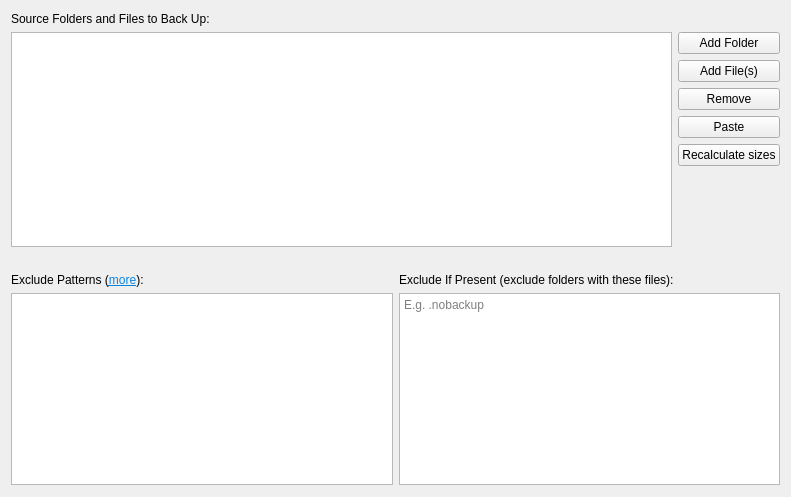
Above: src/vorta/assets/UI/sourcetab.ui from borgbase/vorta before the change. Below: the same form after it.
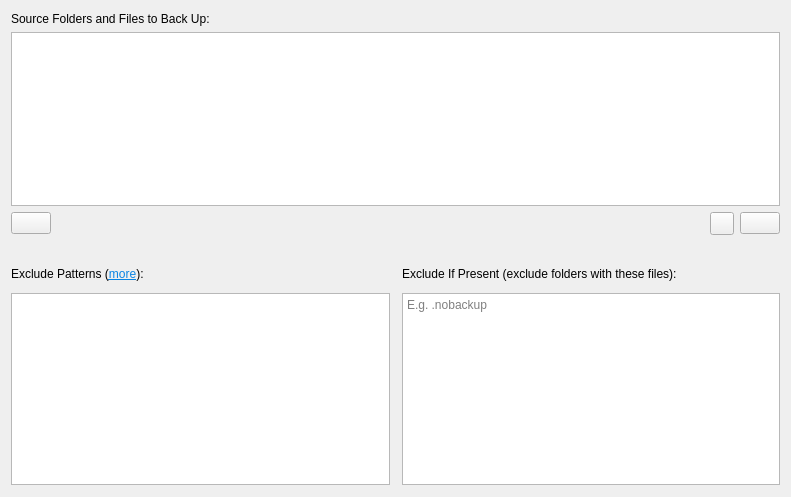
That is the form after the change.

Commit message: Morph buttons in `sourcetab` into toolbuttons with icons.

Patch:
```diff
--- a/src/vorta/assets/UI/sourcetab.ui
+++ b/src/vorta/assets/UI/sourcetab.ui
@@ -14,11 +14,35 @@
    <string>Form</string>
   </property>
   <layout class="QVBoxLayout" name="verticalLayout_2">
+   <property name="spacing">
+    <number>12</number>
+   </property>
    <property name="topMargin">
     <number>12</number>
    </property>
    <property name="bottomMargin">
     <number>12</number>
+   </property>
+   <item>
+    <widget class="QFrame" name="frame">
+     <property name="frameShape">
+      <enum>QFrame::NoFrame</enum>
+     </property>
+     <property name="frameShadow">
+      <enum>QFrame::Raised</enum>
+     </property>
+     <layout class="QVBoxLayout" name="verticalLayout">
+      <property name="leftMargin">
+       <number>0</number>
+      </property>
+      <property name="topMargin">
+       <number>0</number>
+      </property>
+      <property name="rightMargin">
+       <number>0</number>
+      </property>
+      <property name="bottomMargin">
+       <number>0</number>
    </property>
    <item>
     <widget class="QLabel" name="label_6">
@@ -28,8 +52,6 @@
     </widget>
    </item>
    <item>
-    <layout class="QHBoxLayout" name="horizontalLayout" stretch="0,0">
-     <item>
       <widget class="QTableWidget" name="sourceFilesWidget">
        <property name="enabled">
         <bool>true</bool>
@@ -93,61 +115,33 @@
       </widget>
      </item>
      <item>
-      <layout class="QVBoxLayout" name="verticalLayout">
+       <layout class="QHBoxLayout" name="horizontalLayout_2">
        <item>
-        <widget class="QPushButton" name="sourceAddFolder">
-         <property name="text">
-          <string>Add Folder</string>
-         </property>
-        </widget>
+         <widget class="QPushButton" name="updateButton"/>
        </item>
        <item>
-        <widget class="QPushButton" name="sourceAddFile">
-         <property name="text">
-          <string>Add File(s)</string>
-         </property>
-        </widget>
-       </item>
-       <item>
-        <widget class="QPushButton" name="sourceRemove">
-         <property name="text">
-          <string>Remove</string>
-         </property>
-        </widget>
-       </item>
-       <item>
-        <widget class="QPushButton" name="paste">
-         <property name="toolTip">
-          <string>Paste files or folders (one path per line)</string>
-         </property>
-         <property name="text">
-          <string>Paste</string>
-         </property>
-        </widget>
-       </item>
-       <item>
-        <widget class="QPushButton" name="sourcesUpdate">
-         <property name="text">
-          <string>Recalculate sizes</string>
-         </property>
-        </widget>
-       </item>
-       <item>
-        <spacer name="verticalSpacer">
+         <spacer name="horizontalSpacer">
          <property name="orientation">
-          <enum>Qt::Vertical</enum>
+           <enum>Qt::Horizontal</enum>
          </property>
          <property name="sizeHint" stdset="0">
           <size>
-           <width>20</width>
-           <height>40</height>
+            <width>40</width>
+            <height>20</height>
           </size>
          </property>
         </spacer>
        </item>
+        <item>
+         <widget class="QToolButton" name="addButton"/>
+        </item>
+        <item>
+         <widget class="QPushButton" name="removeButton"/>
+        </item>
       </layout>
      </item>
     </layout>
+    </widget>
    </item>
    <item>
     <layout class="QGridLayout" name="gridLayout">
```
Lines whose indentation alone changed are shown as unchanged. The commit also changes 3 other files.
